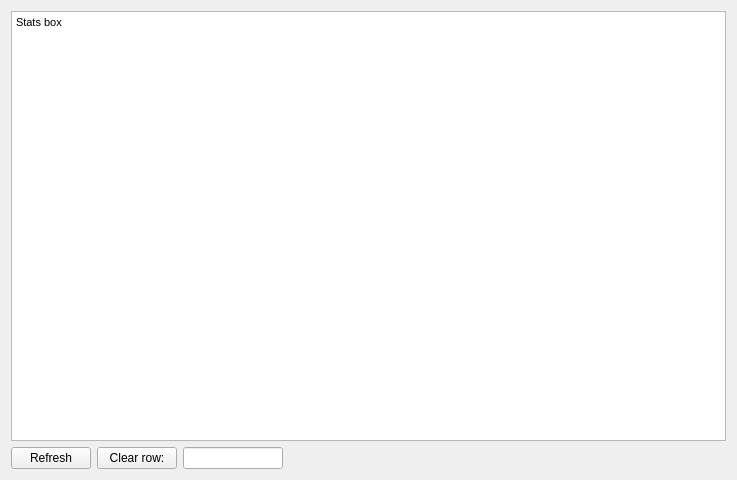
Above: ui/w_gaitstats.ui from johnbatzer18/biomech_flexsea-plan before the change. Below: the same form after it.
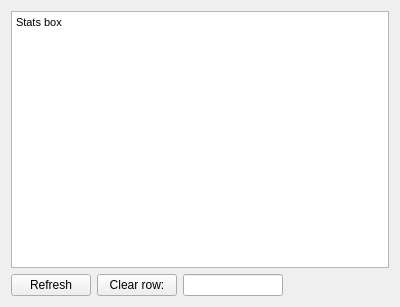
That is the form after the change.

Diff of the .ui file:
```diff
--- a/ui/w_gaitstats.ui
+++ b/ui/w_gaitstats.ui
@@ -6,8 +6,8 @@
    <rect>
     <x>0</x>
     <y>0</y>
-    <width>737</width>
-    <height>480</height>
+    <width>400</width>
+    <height>307</height>
    </rect>
   </property>
   <property name="sizePolicy">
@@ -16,6 +16,12 @@
     <verstretch>0</verstretch>
    </sizepolicy>
   </property>
+  <property name="minimumSize">
+   <size>
+    <width>400</width>
+    <height>0</height>
+   </size>
+  </property>
   <property name="windowTitle">
    <string>Form</string>
   </property>
```
